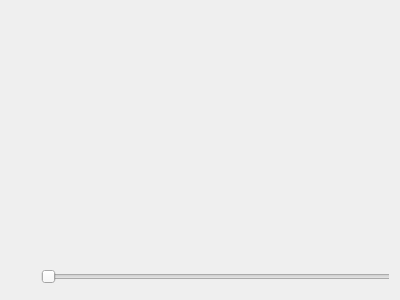
This is mainwindow.ui in akikaede6/battery as Qt 5 draws it before an edit. The edited form follows.
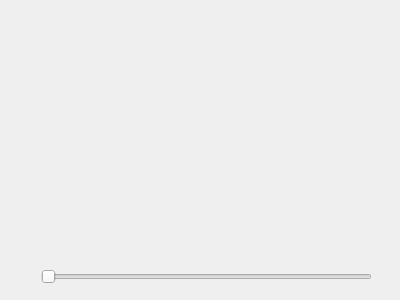
This is the edited form.

The edit to the form file:
```diff
--- a/mainwindow.ui
+++ b/mainwindow.ui
@@ -22,7 +22,7 @@
         <rect>
          <x>30</x>
          <y>250</y>
-         <width>351</width>
+         <width>331</width>
          <height>32</height>
         </rect>
        </property>
```
